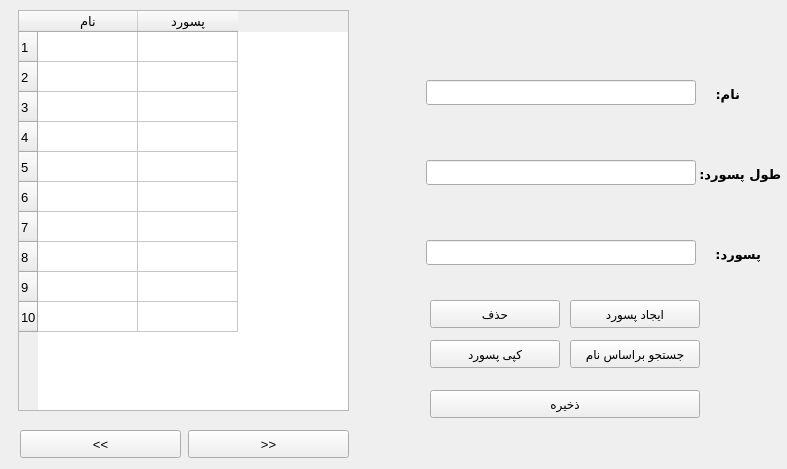
Qt form PassManagerDesign.ui (pouya-hsn/Password_Manager_App) before a commit.
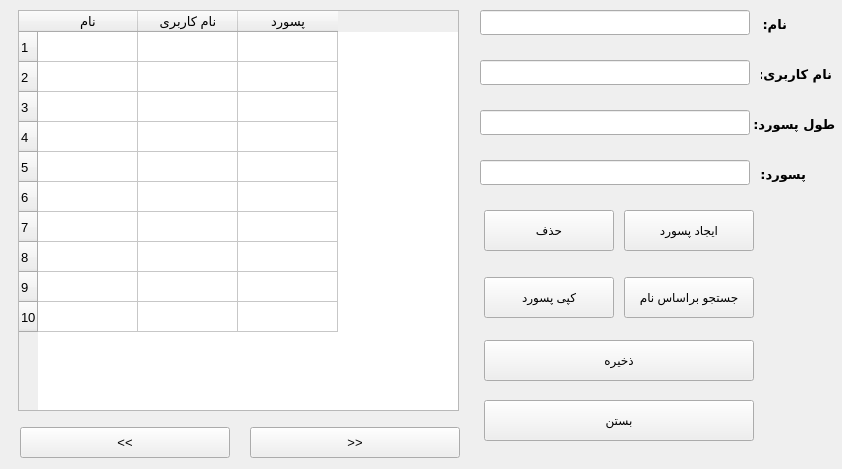
The same form after that commit. Icons and pictures are not drawn.

What changed in the file:
```diff
--- a/PassManagerDesign.ui
+++ b/PassManagerDesign.ui
@@ -6,7 +6,7 @@
    <rect>
     <x>0</x>
     <y>0</y>
-    <width>787</width>
+    <width>842</width>
     <height>469</height>
    </rect>
   </property>
@@ -26,8 +26,8 @@
   <widget class="QLineEdit" name="passval">
    <property name="geometry">
     <rect>
-     <x>426</x>
-     <y>240</y>
+           <x>480</x>
+           <y>160</y>
      <width>270</width>
      <height>25</height>
     </rect>
@@ -47,7 +47,7 @@
     <rect>
      <x>18</x>
      <y>10</y>
-     <width>331</width>
+        <width>441</width>
      <height>401</height>
     </rect>
    </property>
@@ -135,6 +135,14 @@
      <set>AlignCenter</set>
     </property>
    </column>
+      <column>
+          <property name="text">
+              <string>نام کاربری</string>
+          </property>
+          <property name="textAlignment">
+              <set>AlignCenter</set>
+          </property>
+      </column>
    <column>
     <property name="text">
      <string>پسورد</string>
@@ -147,8 +155,8 @@
   <widget class="QLineEdit" name="nameval">
    <property name="geometry">
     <rect>
-     <x>426</x>
-     <y>80</y>
+           <x>480</x>
+           <y>10</y>
      <width>270</width>
      <height>25</height>
     </rect>
@@ -163,8 +171,8 @@
   <widget class="QLineEdit" name="lenval">
    <property name="geometry">
     <rect>
-     <x>426</x>
-     <y>160</y>
+           <x>480</x>
+           <y>110</y>
      <width>270</width>
      <height>25</height>
     </rect>
@@ -179,10 +187,10 @@
   <widget class="QPushButton" name="savebtn">
    <property name="geometry">
     <rect>
-     <x>430</x>
-     <y>390</y>
+           <x>484</x>
+           <y>340</y>
      <width>270</width>
-     <height>28</height>
+           <height>41</height>
     </rect>
    </property>
    <property name="sizePolicy">
@@ -198,10 +206,10 @@
   <widget class="QPushButton" name="deletebtn">
    <property name="geometry">
     <rect>
-     <x>430</x>
-     <y>300</y>
+           <x>484</x>
+           <y>210</y>
      <width>130</width>
-     <height>28</height>
+           <height>41</height>
     </rect>
    </property>
    <property name="sizePolicy">
@@ -217,8 +225,8 @@
   <widget class="QLabel" name="lenlbl">
    <property name="geometry">
     <rect>
-     <x>700</x>
-     <y>160</y>
+           <x>754</x>
+           <y>110</y>
      <width>81</width>
      <height>28</height>
     </rect>
@@ -244,10 +252,10 @@
   <widget class="QPushButton" name="next_pagebtn">
    <property name="geometry">
     <rect>
-     <x>188</x>
-     <y>430</y>
-     <width>161</width>
-     <height>28</height>
+           <x>250</x>
+           <y>427</y>
+           <width>210</width>
+           <height>31</height>
     </rect>
    </property>
    <property name="sizePolicy">
@@ -277,8 +285,8 @@
   <widget class="QLabel" name="namelbl">
    <property name="geometry">
     <rect>
-     <x>700</x>
-     <y>80</y>
+           <x>747</x>
+           <y>10</y>
      <width>40</width>
      <height>28</height>
     </rect>
@@ -304,10 +312,10 @@
   <widget class="QPushButton" name="generatebtn">
    <property name="geometry">
     <rect>
-     <x>570</x>
-     <y>300</y>
+           <x>624</x>
+           <y>210</y>
      <width>130</width>
-     <height>28</height>
+           <height>41</height>
     </rect>
    </property>
    <property name="sizePolicy">
@@ -323,10 +331,10 @@
   <widget class="QPushButton" name="searchbtn">
    <property name="geometry">
     <rect>
-     <x>570</x>
-     <y>340</y>
+           <x>624</x>
+           <y>277</y>
      <width>130</width>
-     <height>28</height>
+           <height>41</height>
     </rect>
    </property>
    <property name="sizePolicy">
@@ -343,9 +351,9 @@
    <property name="geometry">
     <rect>
      <x>20</x>
-     <y>430</y>
-     <width>161</width>
-     <height>28</height>
+           <y>427</y>
+           <width>210</width>
+           <height>31</height>
     </rect>
    </property>
    <property name="sizePolicy">
@@ -366,10 +374,10 @@
   <widget class="QPushButton" name="cpybtn">
    <property name="geometry">
     <rect>
-     <x>430</x>
-     <y>340</y>
+           <x>484</x>
+           <y>277</y>
      <width>130</width>
-     <height>28</height>
+           <height>41</height>
     </rect>
    </property>
    <property name="sizePolicy">
@@ -385,8 +393,8 @@
   <widget class="QLabel" name="passlbl">
    <property name="geometry">
     <rect>
-     <x>710</x>
-     <y>240</y>
+           <x>755</x>
+           <y>160</y>
      <width>51</width>
      <height>28</height>
     </rect>
@@ -409,6 +417,68 @@
     <string>پسورد:</string>
    </property>
   </widget>
+     <widget class="QLabel" name="userNameLbl">
+         <property name="geometry">
+             <rect>
+                 <x>761</x>
+                 <y>60</y>
+                 <width>71</width>
+                 <height>28</height>
+             </rect>
+         </property>
+         <property name="sizePolicy">
+             <sizepolicy hsizetype="Expanding" vsizetype="Expanding">
+                 <horstretch>0</horstretch>
+                 <verstretch>0</verstretch>
+             </sizepolicy>
+         </property>
+         <property name="font">
+             <font>
+                 <family>IRNazanin</family>
+                 <pointsize>10</pointsize>
+                 <weight>75</weight>
+                 <bold>true</bold>
+             </font>
+         </property>
+         <property name="text">
+             <string>نام کاربری:</string>
+         </property>
+     </widget>
+     <widget class="QLineEdit" name="userNameVal">
+         <property name="geometry">
+             <rect>
+                 <x>480</x>
+                 <y>60</y>
+                 <width>270</width>
+                 <height>25</height>
+             </rect>
+         </property>
+         <property name="sizePolicy">
+             <sizepolicy hsizetype="Expanding" vsizetype="Expanding">
+                 <horstretch>0</horstretch>
+                 <verstretch>0</verstretch>
+             </sizepolicy>
+         </property>
+     </widget>
+     <widget class="QPushButton" name="closeBtn">
+         <property name="geometry">
+             <rect>
+                 <x>484</x>
+                 <y>400</y>
+                 <width>270</width>
+                 <height>41</height>
+             </rect>
+         </property>
+         <property name="sizePolicy">
+             <sizepolicy hsizetype="Expanding" vsizetype="Expanding">
+                 <horstretch>0</horstretch>
+                 <verstretch>0</verstretch>
+             </sizepolicy>
+         </property>
+         <property name="text">
+             <string>بستن</string>
+         </property>
+     </widget>
  </widget>
  <resources>
   <include location="res.qrc"/>
```
Left out of the diff: 19 changed lines with no effect on the pictures. Lines whose indentation alone changed are shown as unchanged.
